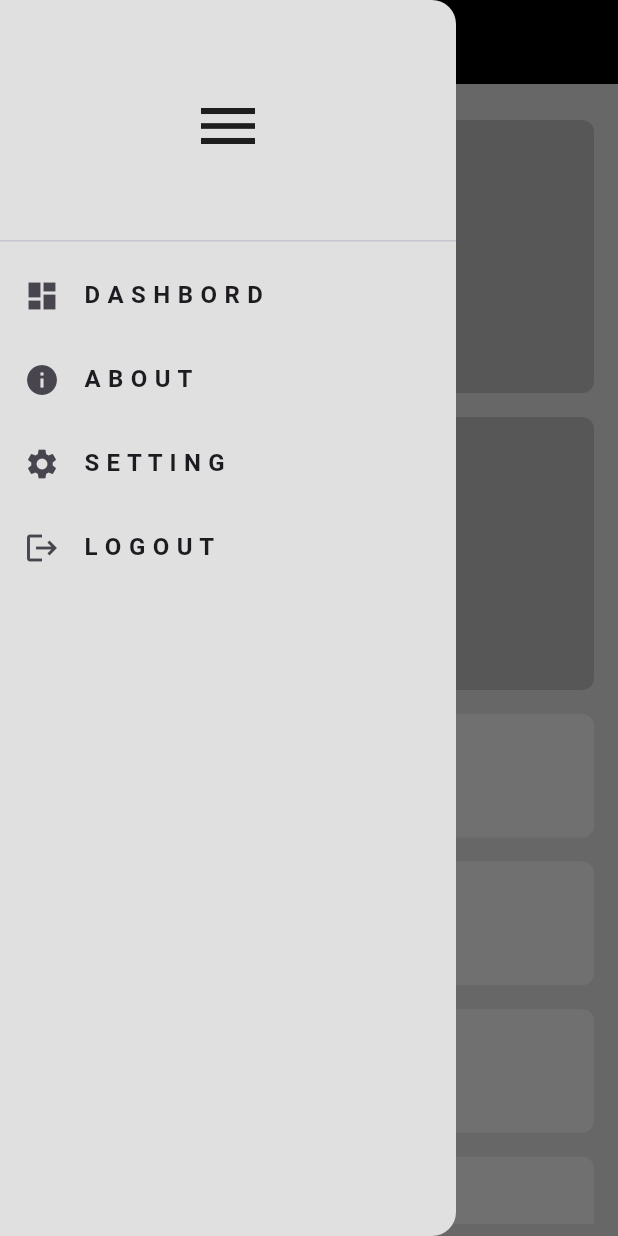
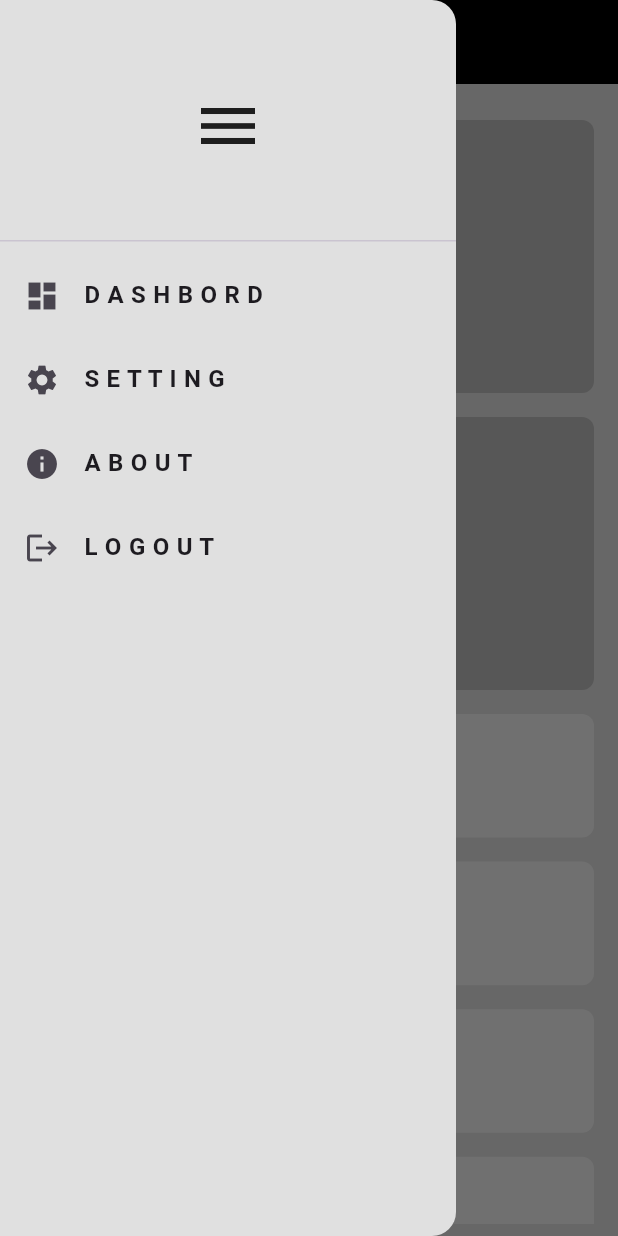
Before and after one commit to BaselHegazi226/Responsive-and-Adaptive-Ui-Train-1, a Flutter app: the screen it shows after launch, with the side drawer open, on a phone screen of 412 x 824 dp. Run offline on Flutter 3.47's test engine with Material 3 defaults, Android fonts, the light colour scheme and no system bars.

Commit message:
update it

```diff
--- a/lib/widgets/custom_drawer_item_list_view.dart
+++ b/lib/widgets/custom_drawer_item_list_view.dart
@@ -11,12 +11,12 @@ class CustomDrawerItemListView extends StatelessWidget {
       icon: Icon(Icons.dashboard),
     ),
     CustomDrawerItemModel(
+      title: 'S E T T I N G',
+      icon: Icon(Icons.settings),
+    ),
+    CustomDrawerItemModel(
       title: 'A B O U T',
       icon: Icon(Icons.info),
-    ),
-    CustomDrawerItemModel(
-      title: 'S E T T I N G',
-      icon: Icon(Icons.settings),
     ),
     CustomDrawerItemModel(
       title: 'L O G O U T',
--- a/lib/widgets/my_app_body.dart
+++ b/lib/widgets/my_app_body.dart
@@ -1,6 +1,7 @@
 import 'package:flutter/material.dart';
 import 'package:resposive_adaptive_ui_train_1/widgets/tablet_layout.dart';
 
+import 'custom_layout_builder.dart';
 import 'desktop_layout.dart';
 import 'mobile_layout.dart';
 
@@ -15,17 +16,10 @@ class MyAppBody extends StatelessWidget {
           top: 16,
           bottom: 8,
         ),
-      child: LayoutBuilder(
-        builder: (context, constraints) {
-          if (constraints.maxWidth > 900) {
-            return DesktopLayout();
-          } else if (constraints.maxWidth < 600) {
-            return MobileLayout();
-          } else {
-            return TabletLayout();
-          }
-        },
-      ),
-    );
+        child: CustomLayoutBuilder(
+          mobileLayout: MobileLayout(),
+          tabletLayout: TabletLayout(),
+          desktopLayout: DesktopLayout(),
+        ));
   }
 }
```
Lines whose indentation alone changed are shown as unchanged.
